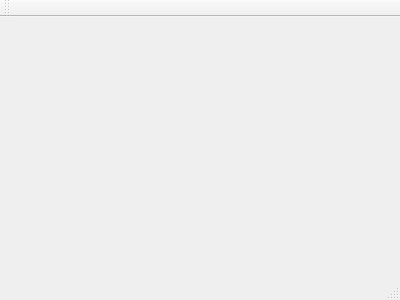
happyzxx1988/GraphicsViewFrameworkTest, file mainwindow.ui: the form before one commit.
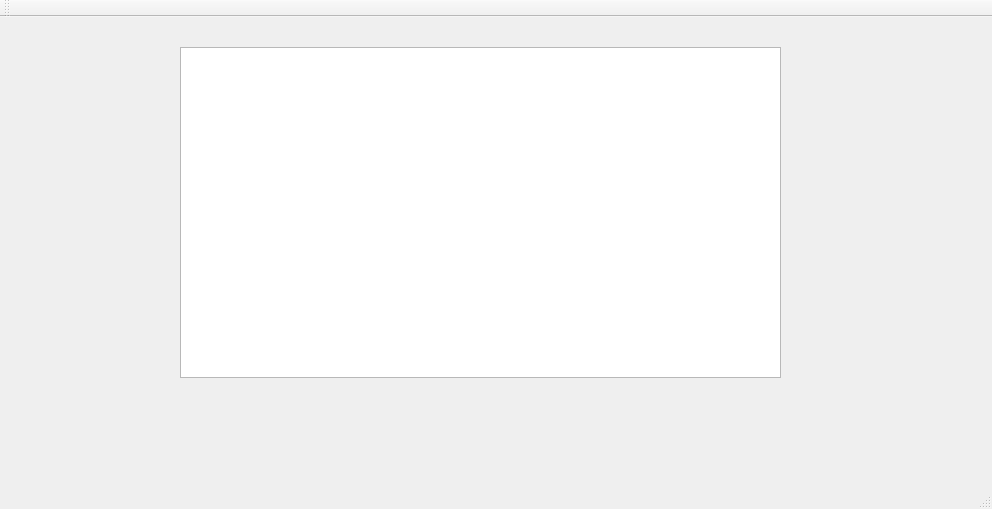
The form after the commit.

```diff
--- a/mainwindow.ui
+++ b/mainwindow.ui
@@ -1,24 +1,50 @@
 <ui version="4.0">
  <class>MainWindow</class>
- <widget class="QMainWindow" name="MainWindow" >
-  <property name="geometry" >
+ <widget class="QMainWindow" name="MainWindow">
+  <property name="geometry">
    <rect>
     <x>0</x>
     <y>0</y>
-    <width>400</width>
-    <height>300</height>
+    <width>992</width>
+    <height>509</height>
    </rect>
   </property>
   <property name="windowTitle" >
    <string>MainWindow</string>
   </property>
-  <widget class="QMenuBar" name="menuBar" />
-  <widget class="QToolBar" name="mainToolBar" />
-  <widget class="QWidget" name="centralWidget" />
-  <widget class="QStatusBar" name="statusBar" />
+  <widget class="QWidget" name="centralWidget">
+   <widget class="QGraphicsView" name="graphicsView">
+    <property name="geometry">
+     <rect>
+      <x>180</x>
+      <y>30</y>
+      <width>601</width>
+      <height>331</height>
+     </rect>
+    </property>
+   </widget>
+  </widget>
+  <widget class="QMenuBar" name="menuBar">
+   <property name="geometry">
+    <rect>
+     <x>0</x>
+     <y>0</y>
+     <width>992</width>
+     <height>22</height>
+    </rect>
+   </property>
+  </widget>
+  <widget class="QToolBar" name="mainToolBar">
+   <attribute name="toolBarArea">
+    <enum>TopToolBarArea</enum>
+   </attribute>
+   <attribute name="toolBarBreak">
+    <bool>false</bool>
+   </attribute>
+  </widget>
+  <widget class="QStatusBar" name="statusBar"/>
  </widget>
- <layoutDefault spacing="6" margin="11" />
- <pixmapfunction></pixmapfunction>
+ <layoutdefault spacing="6" margin="11"/>
  <resources/>
  <connections/>
 </ui>
```
Left out of the diff: 3 changed lines with no effect on the pictures.
